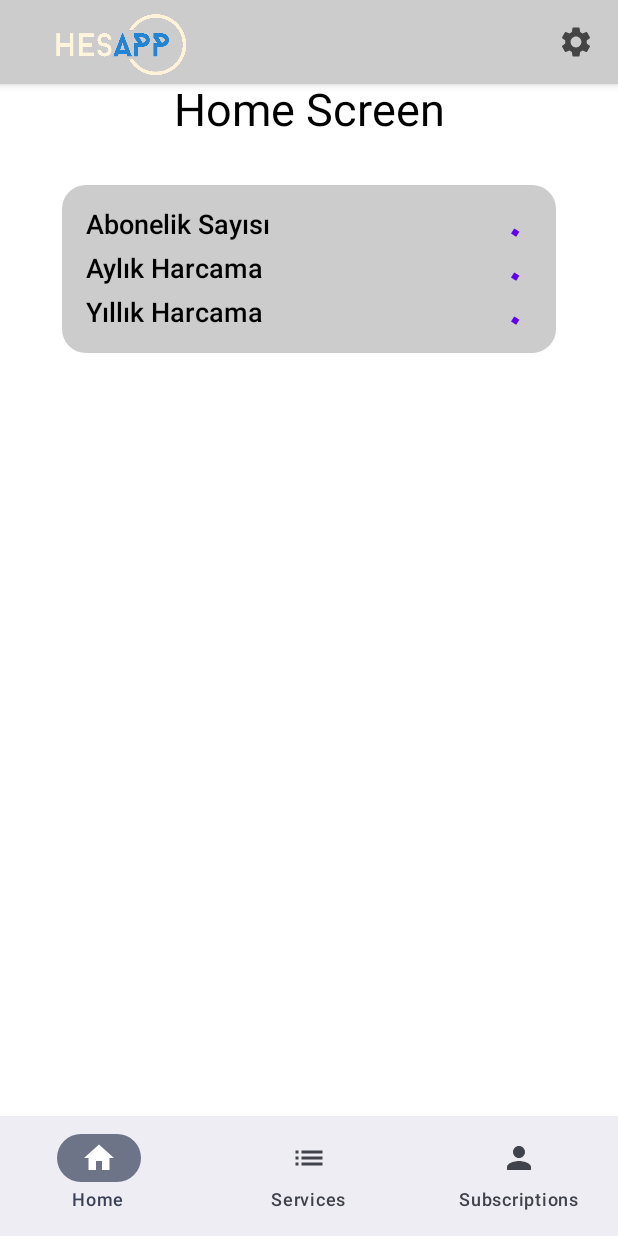
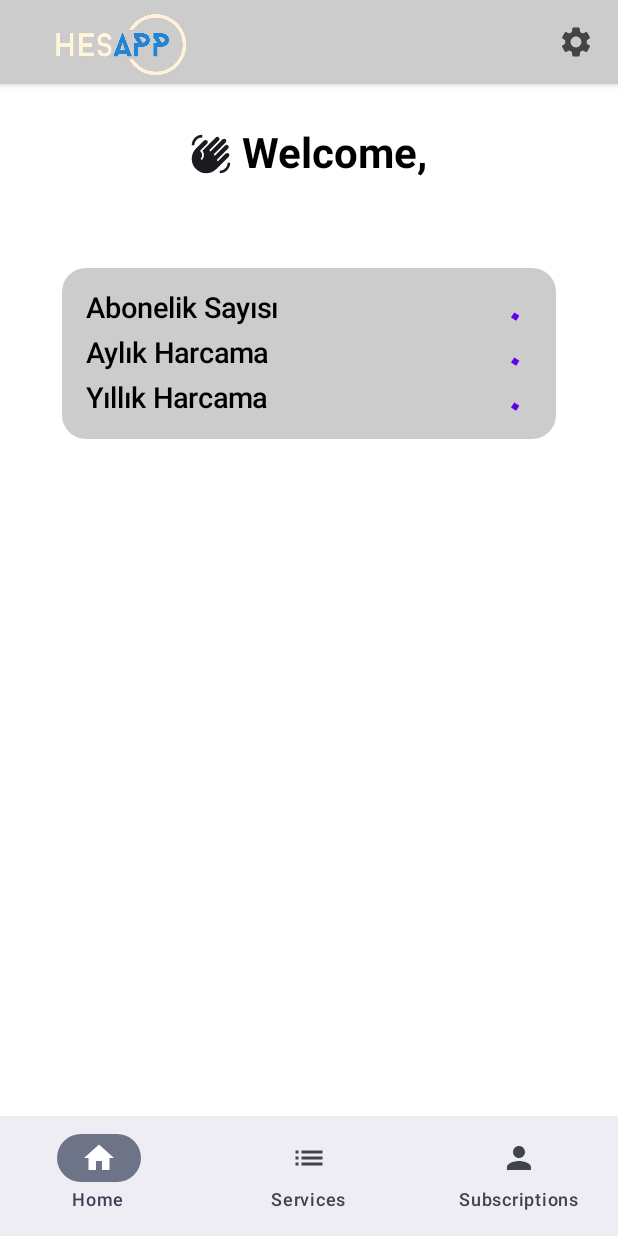
Before and after one commit to emirsansar/HesApp-Tracker---JetPack-Compose, an Android app built with Jetpack Compose: the screen it shows after launch once a user with an empty profile is signed in (MainActivity), on a phone screen of 412 x 824 dp. Run offline under Robolectric (Android 15) with nearby library versions, the phone set to English and light mode, and no system bars; our stand-ins replace Firebase (no records; nobody signed in at launch, a user with empty details on screens opened directly), livedata-compose.

Commit message:
Added greeting message and user name display to the home screen, created corresponding ViewModel and added icon.

```diff
--- a/app/src/main/java/com/emirsansar/hesapptracker/view/AppMain/HomeScreen.kt
+++ b/app/src/main/java/com/emirsansar/hesapptracker/view/AppMain/HomeScreen.kt
@@ -25,6 +25,9 @@ import androidx.compose.runtime.Composable
 import androidx.compose.runtime.LaunchedEffect
 import androidx.compose.runtime.getValue
 import androidx.compose.runtime.livedata.observeAsState
+import androidx.compose.runtime.mutableStateOf
+import androidx.compose.runtime.remember
+import androidx.compose.runtime.setValue
 import androidx.compose.ui.Alignment
 import androidx.compose.ui.Modifier
 import androidx.compose.ui.graphics.Color
@@ -34,19 +37,26 @@ import androidx.compose.ui.unit.dp
 import androidx.compose.ui.unit.sp
 import com.emirsansar.hesapptracker.R
 import com.emirsansar.hesapptracker.viewModel.UserSubscriptionViewModel
+import com.emirsansar.hesapptracker.viewModel.UserViewModel
 
 @OptIn(ExperimentalMaterial3Api::class)
 @SuppressLint("UnusedMaterial3ScaffoldPaddingParameter")
 @Composable
 fun HomeScreen(
     modifier: Modifier,
-    userSubVM: UserSubscriptionViewModel = UserSubscriptionViewModel()
+    userSubVM: UserSubscriptionViewModel = UserSubscriptionViewModel(),
+    userVM: UserViewModel = UserViewModel()
 ){
     val fetchingSummaryState by userSubVM.fetchingSummaryState.observeAsState(UserSubscriptionViewModel.FetchingSummaryState.IDLE)
     val fetchedSubsCount by userSubVM.totalSubscriptionCount.observeAsState(0)
     val fetchedMonthlySpend by userSubVM.totalMonthlySpending.observeAsState(0.0)
+    var userFullName by remember { mutableStateOf("") }
 
     LaunchedEffect(Unit) {
+        userVM.fetchUserFullName { fullName ->
+            userFullName = fullName ?: "Unknown"
+        }
+
         userSubVM.fetchSubscriptionsSummary()
     }
 
@@ -58,7 +68,7 @@ fun HomeScreen(
                 verticalArrangement = Arrangement.Top,
                 horizontalAlignment = Alignment.CenterHorizontally)
             {
-                Text(text = "Home Screen", fontSize = 30.sp)
+                WelcomeMessage(userFullName)
 
                 SubscriptionSummaryCard(
                     fetchingSummaryState = fetchingSummaryState,
@@ -73,7 +83,7 @@ fun HomeScreen(
 }
 
 @Composable
-fun SubscriptionSummaryCard(
+private fun SubscriptionSummaryCard(
     fetchingSummaryState: UserSubscriptionViewModel.FetchingSummaryState,
     subscriptionCount: Int,
     monthlySpend: Double,
@@ -111,17 +121,17 @@ fun SubscriptionSummaryCard(
 }
 
 @Composable
-fun SummaryRow(label: String, value: String, showProgress: Boolean) {
+private fun SummaryRow(label: String, value: String, showProgress: Boolean) {
     Row(
         modifier = Modifier.fillMaxWidth(),
         horizontalArrangement = Arrangement.SpaceBetween,
         verticalAlignment = Alignment.CenterVertically
     ) {
-        Text(text = label, fontSize = 18.sp, fontWeight = FontWeight.SemiBold)
+        Text(text = label, fontSize = 19.sp, fontWeight = FontWeight.SemiBold)
         if (showProgress) {
             CircularProgressIndicator(modifier = Modifier.size(16.dp))
         } else {
-            Text(text = value, fontSize = 18.sp, fontWeight = FontWeight.Medium)
+            Text(text = value, fontSize = 19.sp, fontWeight = FontWeight.Medium)
         }
     }
 }
@@ -153,3 +163,33 @@ private fun AppBar() {
         modifier = Modifier.fillMaxWidth()
     )
 }
+
+@Composable
+private fun WelcomeMessage(userFullName: String) {
+    Column(
+        horizontalAlignment = Alignment.CenterHorizontally,
+        verticalArrangement = Arrangement.Center,
+        modifier = Modifier.padding(top = 30.dp,start = 16.dp, end = 16.dp)
+    ) {
+        Row(
+            verticalAlignment = Alignment.CenterVertically
+        ) {
+            Icon(
+                painter = painterResource(id = R.drawable.icon_waving_hand),
+                contentDescription = "waving hand icon",
+                modifier = Modifier.size(28.dp)
+            )
+            Text(
+                text = " Welcome,",
+                fontSize = 28.sp,
+                fontWeight = FontWeight.Bold
+            )
+        }
+
+        Text(
+            text = userFullName,
+            fontSize = 24.sp,
+            fontWeight = FontWeight.SemiBold
+        )
+    }
+}
--- /dev/null
+++ b/app/src/main/java/com/emirsansar/hesapptracker/viewModel/UserViewModel.kt
@@ -0,0 +1,33 @@
+package com.emirsansar.hesapptracker.viewModel
+
+import android.util.Log
+import androidx.lifecycle.ViewModel
+import com.google.firebase.auth.FirebaseAuth
+import com.google.firebase.firestore.FirebaseFirestore
+
+class UserViewModel: ViewModel() {
+
+    private val db = FirebaseFirestore.getInstance()
+    private val auth = FirebaseAuth.getInstance()
+    fun fetchUserFullName(completion: (String?) -> Unit) {
+        val email = auth.currentUser!!.email
+
+        if (email != null) {
+            db.collection("Users").document(email).get()
+                .addOnSuccessListener { documentSnapshot ->
+                    val name = documentSnapshot.getString("Name") ?: ""
+                    val surname = documentSnapshot.getString("Surname") ?: ""
+                    val fullName = "$name $surname"
+                    completion(fullName)
+                }
+                .addOnFailureListener { exception ->
+                    Log.e("UserViewModel", "User cannot be found in 'Users' collection.", exception)
+                    completion(null)
+                }
+        } else {
+            Log.e("UserViewModel", "Current user email is null.")
+            completion(null)
+        }
+    }
+
+}
--- /dev/null
+++ b/app/src/main/res/drawable/icon_waving_hand.xml
@@ -0,0 +1,5 @@
+<vector android:alpha="0.9" android:height="24dp" android:tint="#000000"
+    android:viewportHeight="24" android:viewportWidth="24"
+    android:width="24dp" xmlns:android="http://schemas.android.com/apk/res/android">
+    <path android:fillColor="@android:color/white" android:pathData="M23,17c0,3.31 -2.69,6 -6,6v-1.5c2.48,0 4.5,-2.02 4.5,-4.5H23zM1,7c0,-3.31 2.69,-6 6,-6v1.5C4.52,2.5 2.5,4.52 2.5,7H1zM8.01,4.32l-4.6,4.6c-3.22,3.22 -3.22,8.45 0,11.67s8.45,3.22 11.67,0l7.07,-7.07c0.49,-0.49 0.49,-1.28 0,-1.77c-0.49,-0.49 -1.28,-0.49 -1.77,0l-4.42,4.42l-0.71,-0.71l6.54,-6.54c0.49,-0.49 0.49,-1.28 0,-1.77s-1.28,-0.49 -1.77,0l-5.83,5.83l-0.71,-0.71l6.89,-6.89c0.49,-0.49 0.49,-1.28 0,-1.77s-1.28,-0.49 -1.77,0l-6.89,6.89L11.02,9.8l5.48,-5.48c0.49,-0.49 0.49,-1.28 0,-1.77s-1.28,-0.49 -1.77,0l-7.62,7.62c1.22,1.57 1.11,3.84 -0.33,5.28l-0.71,-0.71c1.17,-1.17 1.17,-3.07 0,-4.24l-0.35,-0.35l4.07,-4.07c0.49,-0.49 0.49,-1.28 0,-1.77C9.29,3.83 8.5,3.83 8.01,4.32z"/>
+</vector>
```
